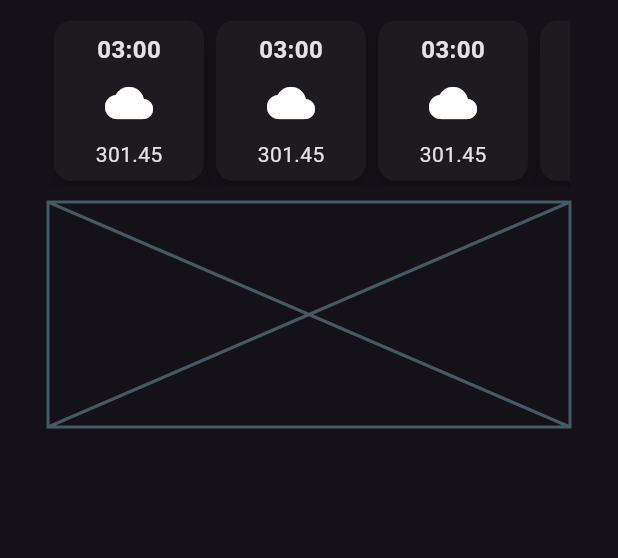
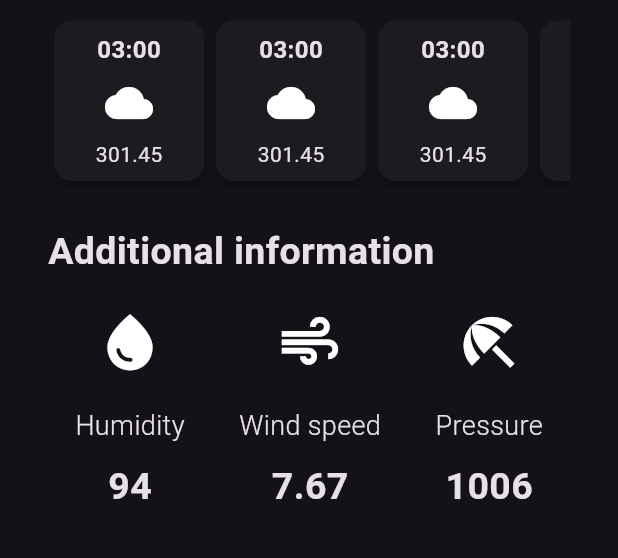
Before and after one commit to AdrianPolanco/CursoFlutter, a Flutter app: the screen it shows after launch, on a phone screen of 412 x 824 dp, the part 485-1043 px from its top. Run offline on Flutter 3.47's test engine with Material 2 defaults, Android fonts, the phone set to English and light mode, and no system bars; missing offline and left inert: dart:ffi.

Commit message:
UI terminada

```diff
--- a/FundamentosFlutter/weather_app/lib/screens/weather_screen.dart
+++ b/FundamentosFlutter/weather_app/lib/screens/weather_screen.dart
@@ -1,6 +1,7 @@
 import 'dart:ui';
 
 import 'package:flutter/material.dart';
+import 'package:weather_app/widgets/additional_info.dart';
 import 'package:weather_app/widgets/hourly_forecast_item.dart';
 
 class WeatherScreen extends StatefulWidget {
@@ -162,10 +163,30 @@ class _WeatherScreen extends State<WeatherScreen> {
               ),
             ),
             const SizedBox(
-              height: 10,
+              height: 25,
             ),
-            const Placeholder(
-              fallbackHeight: 150,
+            const Align(
+                alignment: Alignment.centerLeft,
+                child: Text("Additional information",
+                    style:
+                        TextStyle(fontWeight: FontWeight.bold, fontSize: 25))),
+            const SizedBox(
+              height: 20,
+            ),
+            const Row(
+              mainAxisAlignment: MainAxisAlignment.spaceAround,
+              children: [
+                AdditionalInfoItem(
+                    icon: Icons.water_drop,
+                    infoTitle: "Humidity",
+                    numberInfo: 94),
+                AdditionalInfoItem(
+                    icon: Icons.air, infoTitle: "Wind speed", numberInfo: 7.67),
+                AdditionalInfoItem(
+                    icon: Icons.beach_access,
+                    infoTitle: "Pressure",
+                    numberInfo: 1006)
+              ],
             )
           ],
         ),
--- /dev/null
+++ b/FundamentosFlutter/weather_app/lib/widgets/additional_info.dart
@@ -0,0 +1,49 @@
+import 'dart:ffi';
+
+import 'package:flutter/widgets.dart';
+
+class AdditionalInfoItem extends StatelessWidget {
+  final IconData _icon;
+  final String _infoTitle;
+  final _numberInfo;
+
+  const AdditionalInfoItem(
+      {required IconData icon,
+      required String infoTitle,
+      required numberInfo,
+      super.key})
+      : _icon = icon,
+        _infoTitle = infoTitle,
+        //Un assert lanzara una excepcion en caso de que la condicion sea falsa, osea, que para lanzar una excepcion en caso de que el parametro no sea int ni double, debemos pues, poner !(evaluacion) para que en caso de que el parametro no sea ninguno de estos tipos, la evaluacion arroje true, y al usar ! por fuera, entonces sea falsa y arroje la excepcion: !(true) = false
+        assert(!(numberInfo is! int && numberInfo is! double),
+            "El parametro numberInfo debe de ser un double o un int"),
+        _numberInfo = numberInfo;
+
+  @override
+  Widget build(BuildContext context) {
+    return Container(
+      //Obteniendo el tamaño del width del dispositivo en el que se esta corriendo la aplicacion y dividiendolo en 18
+      //padding: EdgeInsets.all((MediaQuery.of(context).size.width) / 18),
+      child: Column(
+        mainAxisAlignment: MainAxisAlignment.start,
+        crossAxisAlignment: CrossAxisAlignment.center,
+        children: [
+          Icon(_icon, size: 45),
+          const SizedBox(
+            height: 20,
+          ),
+          Text(_infoTitle,
+              style:
+                  const TextStyle(fontSize: 18, fontWeight: FontWeight.w300)),
+          const SizedBox(
+            height: 10,
+          ),
+          Text(
+            "$_numberInfo",
+            style: const TextStyle(fontWeight: FontWeight.bold, fontSize: 25),
+          )
+        ],
+      ),
+    );
+  }
+}
```
